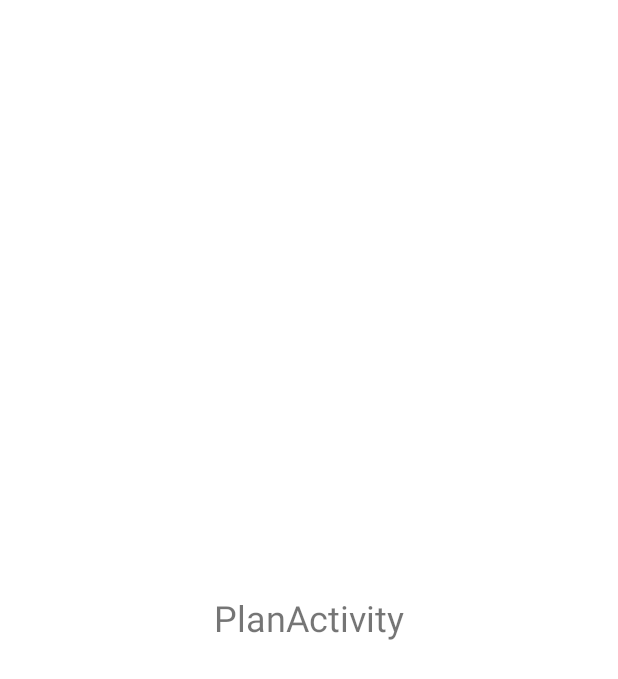
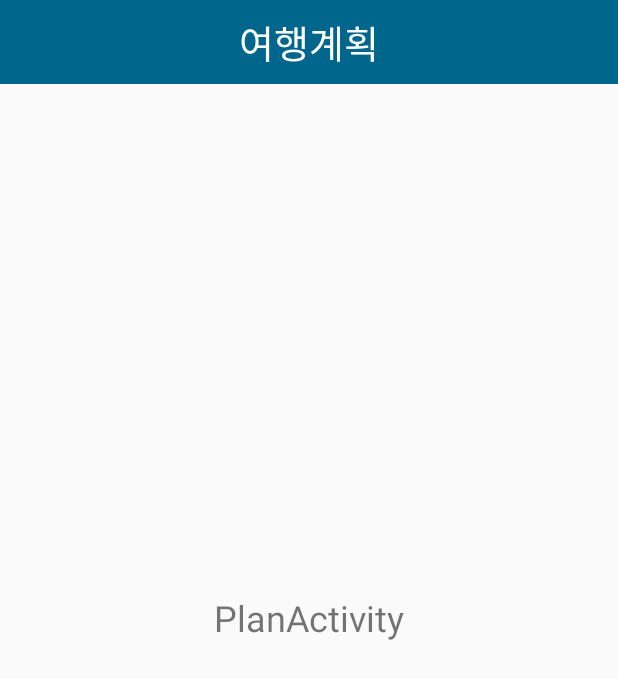
Before and after one commit to woojin0522/KtxTravelApp, an Android app: the PlanActivity screen opened directly, with no data from a screen before it, on a phone screen of 412 x 824 dp. Shown: the top 679 px of the screen. Run offline under Robolectric (Android 15) with nearby library versions, the phone set to English and light mode, and no system bars.

Commit message:
"commit"

```diff
--- a/app/src/main/java/com/example/ktxtravelapplication/PlanActivity.kt
+++ b/app/src/main/java/com/example/ktxtravelapplication/PlanActivity.kt
@@ -2,10 +2,15 @@ package com.example.ktxtravelapplication
 
 import androidx.appcompat.app.AppCompatActivity
 import android.os.Bundle
+import com.example.ktxtravelapplication.databinding.ActivityPlanBinding
 
 class PlanActivity : AppCompatActivity() {
     override fun onCreate(savedInstanceState: Bundle?) {
         super.onCreate(savedInstanceState)
-        setContentView(R.layout.activity_plan)
+        val binding = ActivityPlanBinding.inflate(layoutInflater)
+        setContentView(binding.root)
+
+        setSupportActionBar(binding.planToolbar)
+        supportActionBar?.setTitle("")
     }
 }
--- a/app/src/main/java/com/example/ktxtravelapplication/TicketActivity.kt
+++ b/app/src/main/java/com/example/ktxtravelapplication/TicketActivity.kt
@@ -14,6 +14,9 @@ class TicketActivity : AppCompatActivity() {
         // 뷰바인딩 선언부
         val binding = ActivityTicketBinding.inflate(layoutInflater)
         setContentView(binding.root)
+
+        setSupportActionBar(binding.ticketToolbar)
+        supportActionBar?.setTitle("")
 
         // 뒤로가기 버튼
         binding.ticketBackBtn.setOnClickListener {
--- a/app/src/main/res/layout/activity_plan.xml
+++ b/app/src/main/res/layout/activity_plan.xml
@@ -5,6 +5,20 @@
     android:layout_width="match_parent"
     android:layout_height="match_parent"
     tools:context=".PlanActivity">
+    <androidx.appcompat.widget.Toolbar
+        android:id="@+id/plan_toolbar"
+        android:layout_width="match_parent"
+        android:layout_height="wrap_content"
+        android:layout_gravity="center"
+        android:background="@color/main_app_color">
+        <TextView
+            android:layout_width="wrap_content"
+            android:layout_height="wrap_content"
+            android:text="@string/title_activity_plan"
+            android:textColor="@color/white"
+            android:textSize="25dp"
+            android:layout_gravity="center"/>
+    </androidx.appcompat.widget.Toolbar>
     <LinearLayout
         android:layout_width="match_parent"
         android:layout_height="match_parent"
--- a/app/src/main/res/menu/map_drawer_menu_list.xml
+++ b/app/src/main/res/menu/map_drawer_menu_list.xml
@@ -2,11 +2,11 @@
 <menu xmlns:android="http://schemas.android.com/apk/res/android">
     <item
         android:id="@+id/menu_item1"
-        android:title="메뉴 아이템1" />
+        android:title="KTX 노선선택" />
     <item
         android:id="@+id/menu_item2"
-        android:title="메뉴 아이템2" />
+        android:title="관광지 표시" />
     <item
         android:id="@+id/menu_item3"
-        android:title="메뉴 아이템3" />
+        android:title="?" />
 </menu>
--- /dev/null
+++ b/app/src/main/res/values-night/appbar_style.xml
@@ -0,0 +1,7 @@
+<?xml version="1.0" encoding="utf-8"?>
+<resources>
+    <style name="AppTheme" parent="Theme.AppCompat.DayNight.NoActionBar">
+        <item name="colorPrimary">@color/main_app_color</item>
+        <item name="android:statusBarColor">@color/main_app_color</item>
+    </style>
+</resources>
--- a/app/src/main/res/values-night/themes.xml
+++ b/app/src/main/res/values-night/themes.xml
@@ -3,5 +3,7 @@
     <style name="Base.Theme.KtxTravelApplication" parent="Theme.AppCompat.DayNight.DarkActionBar">
         <!-- Customize your dark theme here. -->
         <!-- <item name="colorPrimary">@color/my_dark_primary</item> -->
+        <item name="colorPrimary">@color/main_app_color</item>
+        <item name="android:statusBarColor">@color/main_app_color</item>
     </style>
 </resources>
--- /dev/null
+++ b/app/src/main/res/values/appbar_style.xml
@@ -0,0 +1,7 @@
+<?xml version="1.0" encoding="utf-8"?>
+<resources>
+    <style name="AppTheme" parent="Theme.AppCompat.DayNight.NoActionBar">
+        <item name="colorPrimary">@color/main_app_color</item>
+        <item name="android:statusBarColor">@color/main_app_color</item>
+    </style>
+</resources>
--- a/app/src/main/res/values/strings.xml
+++ b/app/src/main/res/values/strings.xml
@@ -4,9 +4,9 @@
     <string name="tema_button">테마여행</string>
     <string name="plan_button">여행계획</string>
     <string name="ticket_button">티켓구매</string>
-    <string name="title_activity_map">Map</string>
-    <string name="title_activity_tema">tema</string>
-    <string name="title_activity_plan">plan</string>
+    <string name="title_activity_map">KTX 지도</string>
+    <string name="title_activity_tema">테마여행</string>
+    <string name="title_activity_plan">여행계획</string>
     <string name="title_activity_ticket">티켓 구매</string>
     <string name="map_drawer_open">드로어 오픈</string>
     <string name="map_drawer_close">드로어 클로즈</string>
--- a/app/src/main/res/values/themes.xml
+++ b/app/src/main/res/values/themes.xml
@@ -3,7 +3,8 @@
     <style name="Base.Theme.KtxTravelApplication" parent="Theme.MaterialComponents.DayNight.DarkActionBar">
         <!-- Customize your light theme here. -->
         <!-- <item name="colorPrimary">@color/my_light_primary</item> -->
-        <item name="colorPrimary">#00668B</item>
+        <item name="colorPrimary">@color/main_app_color</item>
+        <item name="android:statusBarColor">@color/main_app_color</item>
     </style>
 
     <style name="Theme.KtxTravelApplication" parent="Base.Theme.KtxTravelApplication" />
```
Also changed, not shown: app/src/main/AndroidManifest.xml (+5 -5 lines), app/src/main/java/com/example/ktxtravelapplication/TemaActivity.kt (+6 -1 lines), app/src/main/res/layout/activity_tema.xml (+14 -0 lines).
